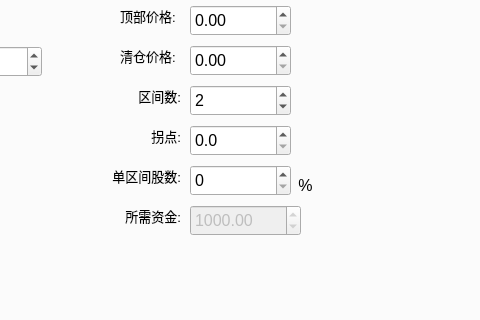
Old version of the form TradeWinner/trade_winner.ui in the repository spartawwy/mock_proj; both pictures show x 341 to 821 and y 165 to 485 of the 917 by 620 pixel window.
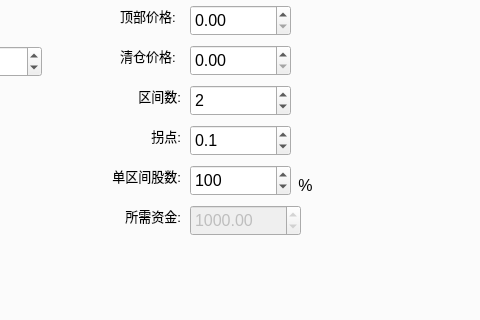
New version of the form.

Patch:
```diff
--- a/TradeWinner/trade_winner.ui
+++ b/TradeWinner/trade_winner.ui
@@ -3531,6 +3531,9 @@
        <property name="singleStep">
         <double>0.100000000000000</double>
        </property>
+       <property name="value">
+        <double>0.100000000000000</double>
+       </property>
       </widget>
       <widget class="QLabel" name="lab_bktest_advsec_qty">
        <property name="geometry">
@@ -3568,6 +3571,9 @@
        <property name="singleStep">
         <number>100</number>
        </property>
+       <property name="value">
+        <number>100</number>
+       </property>
       </widget>
       <widget class="QDoubleSpinBox" name="dbspb_bktest_adv_start_capital">
        <property name="enabled">
```
